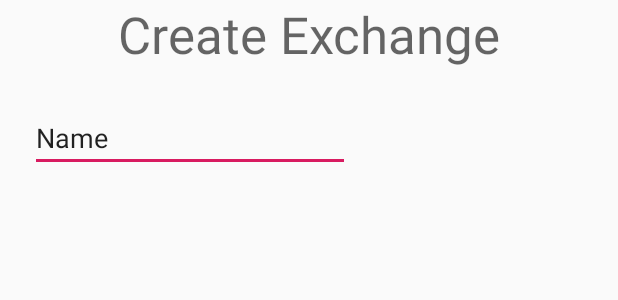
After one commit to aksherb/elfed, an Android app: the layout dialog_add_exchange.xml on its own in the app's theme, with its tools: preview values and no code run, on a phone screen of 412 x 824 dp. The commit adds this screen. Shown: the top 300 px of the screen. Run offline under Robolectric (Android 15) with nearby library versions, the phone set to English and light mode, and no system bars; Roboto replaces fonts that are not available here.

Commit message:
basic dialog for adding an exchange from an exchange activity

```diff
--- a/app/src/main/AndroidManifest.xml
+++ b/app/src/main/AndroidManifest.xml
@@ -11,6 +11,7 @@
         android:theme="@style/AppTheme" >
         <activity android:name="com.sherblabs.wisht.activities.MyListActivity" >
         </activity>
+        <activity android:name="com.sherblabs.wisht.activities.MyExchangeActivity" />
         <activity android:name="com.sherblabs.wisht.activities.MainActivity" >
             <intent-filter>
                 <action android:name="android.intent.action.MAIN" />
--- a/app/src/main/java/com/sherblabs/wisht/activities/MainActivity.kt
+++ b/app/src/main/java/com/sherblabs/wisht/activities/MainActivity.kt
@@ -19,4 +19,9 @@ class MainActivity : AppCompatActivity() {
         val intent = Intent(this, MyListActivity::class.java)
         startActivity(intent)
     }
+
+    fun viewMyExchanges(view: View) {
+        val intent = Intent(this, MyExchangeActivity::class.java)
+        startActivity(intent)
+    }
 }
--- a/app/src/main/res/layout/activity_main.xml
+++ b/app/src/main/res/layout/activity_main.xml
@@ -72,6 +72,7 @@
                 android:layout_height="wrap_content"
                 android:layout_marginTop="16dp"
                 android:fontFamily="@font/abril_fatface"
+                android:onClick="viewMyExchanges"
                 android:text="@string/button_exchanges"
                 android:textAlignment="center"
                 android:textAppearance="@style/TextAppearance.AppCompat.Large" />
--- /dev/null
+++ b/app/src/main/res/layout/dialog_add_exchange.xml
@@ -0,0 +1,34 @@
+<?xml version="1.0" encoding="utf-8"?>
+<androidx.constraintlayout.widget.ConstraintLayout
+    xmlns:android="http://schemas.android.com/apk/res/android"
+    xmlns:app="http://schemas.android.com/apk/res-auto"
+    xmlns:tools="http://schemas.android.com/tools"
+    android:layout_width="match_parent"
+    android:layout_height="match_parent">
+
+    <TextView
+        android:id="@+id/textView2"
+        android:layout_width="0dp"
+        android:layout_height="wrap_content"
+        android:gravity="center"
+        android:text="@string/create_exchange"
+        android:textAppearance="@style/TextAppearance.AppCompat.Display1"
+        app:layout_constraintEnd_toEndOf="parent"
+        app:layout_constraintStart_toStartOf="parent"
+        app:layout_constraintTop_toTopOf="parent" />
+
+    <EditText
+        android:id="@+id/editText2"
+        android:layout_width="wrap_content"
+        android:layout_height="wrap_content"
+        android:layout_marginStart="20dp"
+        android:layout_marginTop="24dp"
+        android:autofillHints=""
+        android:ems="10"
+        android:hint="@string/name"
+        android:inputType="textPersonName"
+        android:text="@string/name"
+        app:layout_constraintStart_toStartOf="parent"
+        app:layout_constraintTop_toBottomOf="@+id/textView2" />
+
+</androidx.constraintlayout.widget.ConstraintLayout>
--- a/app/src/main/res/values/strings.xml
+++ b/app/src/main/res/values/strings.xml
@@ -4,4 +4,6 @@
     <string name="settings">Settings</string>
     <string name="button_my_list">My List</string>
     <string name="button_exchanges">Exchanges</string>
+    <string name="create_exchange">Create Exchange</string>
+    <string name="name">Name</string>
 </resources>
--- a/build.gradle
+++ b/build.gradle
@@ -8,7 +8,7 @@ buildscript {
 
     }
     dependencies {
-        classpath 'com.android.tools.build:gradle:3.5.3'
+        classpath 'com.android.tools.build:gradle:3.6.1'
         classpath "org.jetbrains.kotlin:kotlin-gradle-plugin:$kotlin_version"
         classpath "com.google.gms:google-services:4.3.3"
         // NOTE: Do not place your application dependencies here; they belong
```
Also changed, not shown: app/src/main/java/com/sherblabs/wisht/activities/MyExchangeActivity.kt (added, +99 -0 lines), app/src/main/res/layout/activity_my_exchanges.xml (added, +21 -0 lines), gradle/wrapper/gradle-wrapper.properties.
